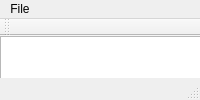
The window that BoxIn/BoxIn/BoxIn.ui (cs2103aug2014-t13-1c/main) describes before a commit, drawn with Qt 5.
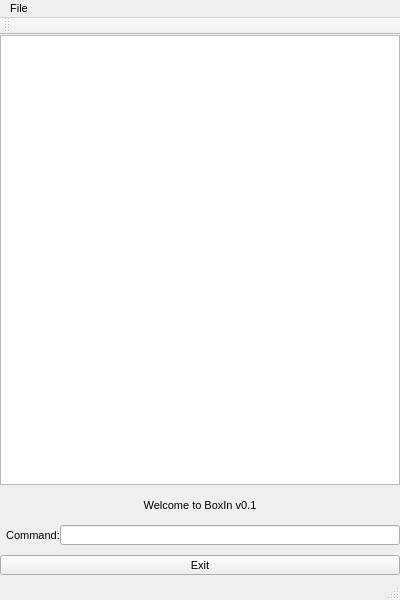
The same window after the commit. Icons and pictures are not drawn.

What changed in the file:
```diff
--- a/BoxIn/BoxIn/BoxIn.ui
+++ b/BoxIn/BoxIn/BoxIn.ui
@@ -2,6 +2,33 @@
 <ui version="4.0">
  <class>BoxInClass</class>
  <widget class="QMainWindow" name="BoxInClass">
+  <property name="geometry">
+   <rect>
+    <x>0</x>
+    <y>0</y>
+    <width>400</width>
+    <height>600</height>
+   </rect>
+  </property>
+  <property name="minimumSize">
+   <size>
+    <width>400</width>
+    <height>600</height>
+   </size>
+  </property>
+  <property name="maximumSize">
+   <size>
+    <width>400</width>
+    <height>600</height>
+   </size>
+  </property>
+  <property name="font">
+   <font>
+    <family>MS Shell Dlg 2</family>
+    <pointsize>8</pointsize>
+    <italic>false</italic>
+   </font>
+  </property>
   <property name="windowTitle">
    <string>BoxIn</string>
   </property>
@@ -49,7 +76,13 @@
      </rect>
     </property>
     <property name="text">
-     <string>&lt;html&gt;&lt;head/&gt;&lt;body&gt;&lt;p align=&quot;center&quot;&gt;Welcome to BoxIn v0.1&lt;/p&gt;&lt;/body&gt;&lt;/html&gt;</string>
+     <string>Welcome to BoxIn v0.1</string>
+    </property>
+    <property name="alignment">
+     <set>Qt::AlignCenter</set>
+    </property>
+    <property name="indent">
+     <number>0</number>
     </property>
    </widget>
    <widget class="QPushButton" name="buttonExit">
```
Left out of the diff: 9 changed lines with no effect on the pictures.
